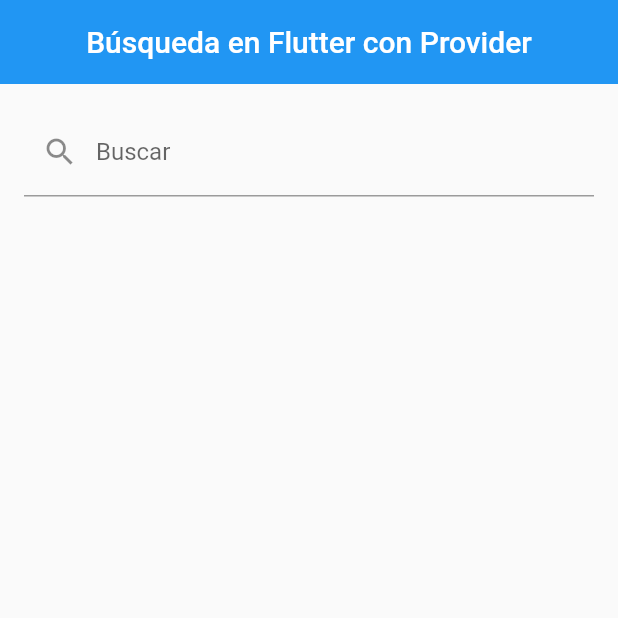
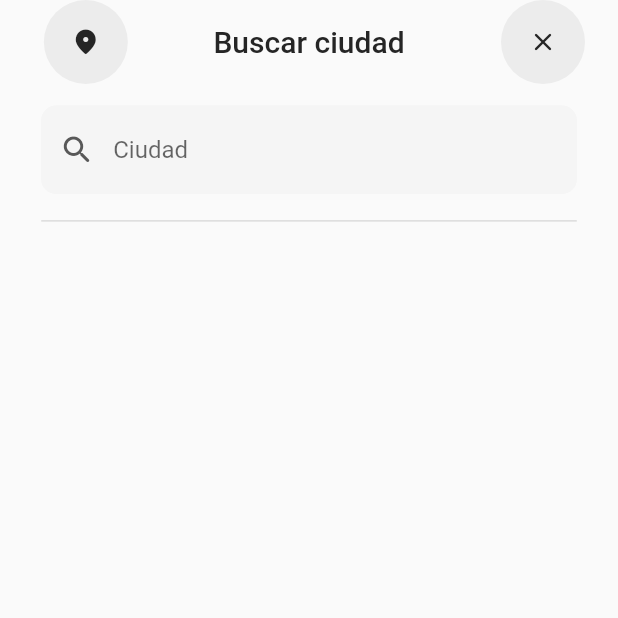
Before and after one commit to Alex-2699/weather_app, a Flutter app: the screen it shows after launch, on a phone screen of 412 x 824 dp, the top half of it. Run offline on Flutter 3.47's test engine with Material 2 defaults, Android fonts, the phone set to English and light mode, and no system bars; our stand-ins replace flutter_dotenv, flutter_screenutil.

Commit message:
update search location design

```diff
--- a/lib/screens/search_location.dart
+++ b/lib/screens/search_location.dart
@@ -1,45 +1,51 @@
 import 'package:flutter/material.dart';
+import 'package:flutter_screenutil/flutter_screenutil.dart';
 
 import 'package:provider/provider.dart';
 
 import 'package:weather_app/providers/providers.dart';
+import 'package:weather_app/widgets/widgets.dart';
 
 class SearchLocation extends StatelessWidget {
   const SearchLocation({super.key});
 
   @override
   Widget build(BuildContext context) {
-    final searchProvider = Provider.of<LocationSearchProvider>(context,);
+    final searchProvider = Provider.of<LocationSearchProvider>(context, listen: false);
 
     return Scaffold(
-      appBar: AppBar(
-        title: Text('Búsqueda en Flutter con Provider'),
-      ),
-      body: Column(
-        children: <Widget>[
-          Padding(
-            padding: EdgeInsets.all(16.0),
-            child: TextField(
-              onChanged: (value) => searchProvider.getPlaceSuggestions(value),
-              decoration: InputDecoration(
-                labelText: 'Buscar',
-                hintText: 'Ingrese su búsqueda',
-                prefixIcon: Icon(Icons.search),
+      appBar: const AppBarCustom(title: 'Buscar ciudad'),
+      body: SafeArea(
+        child: Container(
+          margin: EdgeInsets.symmetric(horizontal: 24.w, vertical: 12.h),
+          child: Column(
+            children: [
+              InputText(
+                prefixIcon: Icons.search_rounded,
+                onChange:(locationName) => searchProvider.getPlaceSuggestions(locationName),
               ),
-            ),
+              Divider(height: 30.h, thickness: 1),
+              _BuildSuggestions(),
+            ],
           ),
-          Expanded(
-            child: ListView.builder(
-              itemCount: searchProvider.suggestions.predictions.length,
-              itemBuilder: (_, i) {
-                return ListTile(
-                  title: Text(searchProvider.suggestions.predictions[i].description),
-                );
-              },
-            ),
-          ),
-        ],
+        ),
       ),
     );
   }
 }
+
+class _BuildSuggestions extends StatelessWidget {
+
+  @override
+  Widget build(BuildContext context) {
+    final searchProvider = Provider.of<LocationSearchProvider>(context);
+
+    return Expanded(
+      child: ListView.separated(
+        itemCount: searchProvider.placeSuggestions.predictions.length,
+        itemBuilder: (_, i) => SuggestionItem(description: searchProvider.placeSuggestions.predictions[i].description),
+        separatorBuilder: (context, index) => const Divider(),
+      ),
+    );
+  }
+}
--- a/lib/theme/app_theme.dart
+++ b/lib/theme/app_theme.dart
@@ -4,13 +4,18 @@
 
 class AppTheme {
 
-  static const lightPrimary = Color.fromRGBO(141,209,217, 1);
-  static const lightSecondary = Color.fromRGBO(120,199,209,1);
+  static const lightPrimary = Color.fromRGBO(141, 209, 217, 1);
+  static const lightSecondary = Color.fromRGBO(120, 199, 209,1);
 
-  static const darkPrimary = Color.fromRGBO(96,103,117, 1);
-  static const darkSecondary = Color.fromRGBO(61,67,83,1);
+  static const darkPrimary = Color.fromRGBO(96, 103, 117, 1);
+  static const darkSecondary = Color.fromRGBO(61, 67, 83,1);
 
   static const primaryTextColor = Colors.white;
+
+  static const lightGray = Color.fromRGBO(245, 245, 245, 1);
+  static const mediumGray = Color.fromRGBO(236, 236, 236, 1);
+  static const darkGray = Color.fromRGBO(88, 88, 88, 1);
+  static const deepGray = Color.fromRGBO(37, 37, 37, 1);
 
   static const lightMountain1 = Color.fromRGBO(158, 217, 225, 1);
   static const lightMountain2 = Color.fromRGBO(124, 195, 204, 1);
--- /dev/null
+++ b/lib/widgets/appbar_custom.dart
@@ -0,0 +1,48 @@
+import 'package:flutter/material.dart';
+import 'package:flutter_screenutil/flutter_screenutil.dart';
+import 'package:weather_app/theme/app_theme.dart';
+
+class AppBarCustom extends StatelessWidget implements PreferredSizeWidget{
+  final String title;
+
+  const AppBarCustom({
+    super.key,
+    required this.title,
+  });
+
+  @override
+  Widget build(BuildContext context) {
+    return AppBar(
+      title: Text(title, style: const TextStyle(color: AppTheme.deepGray)),
+      backgroundColor: ThemeData.light().scaffoldBackgroundColor,
+      leading:  const _CircleIcon(icon: Icons.location_on_rounded),
+      leadingWidth: 100.w,
+      actions: const [_CircleIcon(icon: Icons.close_rounded)],
+    );
+  }
+
+  @override
+  Size get preferredSize => const Size.fromHeight(kToolbarHeight);
+
+}
+
+class _CircleIcon extends StatelessWidget {
+  final IconData icon;
+
+  const _CircleIcon({required this.icon});
+
+  @override
+  Widget build(BuildContext context) {
+    return Container(
+      width: 100,
+      height: 100,
+      decoration: const BoxDecoration(
+        shape: BoxShape.circle,
+        color: AppTheme.mediumGray,
+      ),
+      child: Center(
+        child: Icon(icon, size: 20, color: AppTheme.deepGray),
+      ),
+    );
+  }
+}
--- /dev/null
+++ b/lib/widgets/input_text.dart
@@ -0,0 +1,43 @@
+import 'package:flutter/material.dart';
+import 'package:weather_app/theme/app_theme.dart';
+
+class InputText extends StatelessWidget {
+
+  final IconData? prefixIcon;
+  final Function(String value) onChange;
+
+  const InputText({
+    super.key,
+    this.prefixIcon,
+    required this.onChange,
+  });
+
+  @override
+  Widget build(BuildContext context) {
+    BorderSide borderSide = const BorderSide(color: AppTheme.lightGray);
+    BorderRadius borderRadius = BorderRadius.circular(10);
+
+    return TextField(
+      cursorColor: AppTheme.darkGray,
+      decoration: InputDecoration(
+        enabledBorder: OutlineInputBorder(
+          borderSide: borderSide,
+          borderRadius: borderRadius,
+        ),
+        focusedBorder: OutlineInputBorder(
+          borderSide: borderSide,
+          borderRadius: borderRadius,
+        ),
+        prefixIcon: Icon(
+          prefixIcon,
+          color: AppTheme.darkGray,
+        ),
+        hintText: 'Ciudad',
+        filled: true,
+        fillColor: AppTheme.lightGray
+      ),
+      onChanged: (value) => onChange(value),
+    );
+  }
+
+}
--- /dev/null
+++ b/lib/widgets/suggestion_item.dart
@@ -0,0 +1,19 @@
+import 'package:flutter/material.dart';
+
+class SuggestionItem extends StatelessWidget {
+  final String description;
+
+  const SuggestionItem({
+    super.key,
+    required this.description,
+  });
+
+  @override
+  Widget build(BuildContext context) {
+    return ListTile(
+      leading: const Icon(Icons.location_city_rounded),
+      title: Text(description),
+    );
+  }
+
+}
--- a/lib/widgets/widgets.dart
+++ b/lib/widgets/widgets.dart
@@ -1,5 +1,8 @@
+export 'package:weather_app/widgets/appbar_custom.dart';
 export 'package:weather_app/widgets/current_weather.dart';
 export 'package:weather_app/widgets/gradient_decoration.dart';
 export 'package:weather_app/widgets/header_weather.dart';
+export 'package:weather_app/widgets/input_text.dart';
 export 'package:weather_app/widgets/location_weather.dart';
 export 'package:weather_app/widgets/mountains.dart';
+export 'package:weather_app/widgets/suggestion_item.dart';
```
